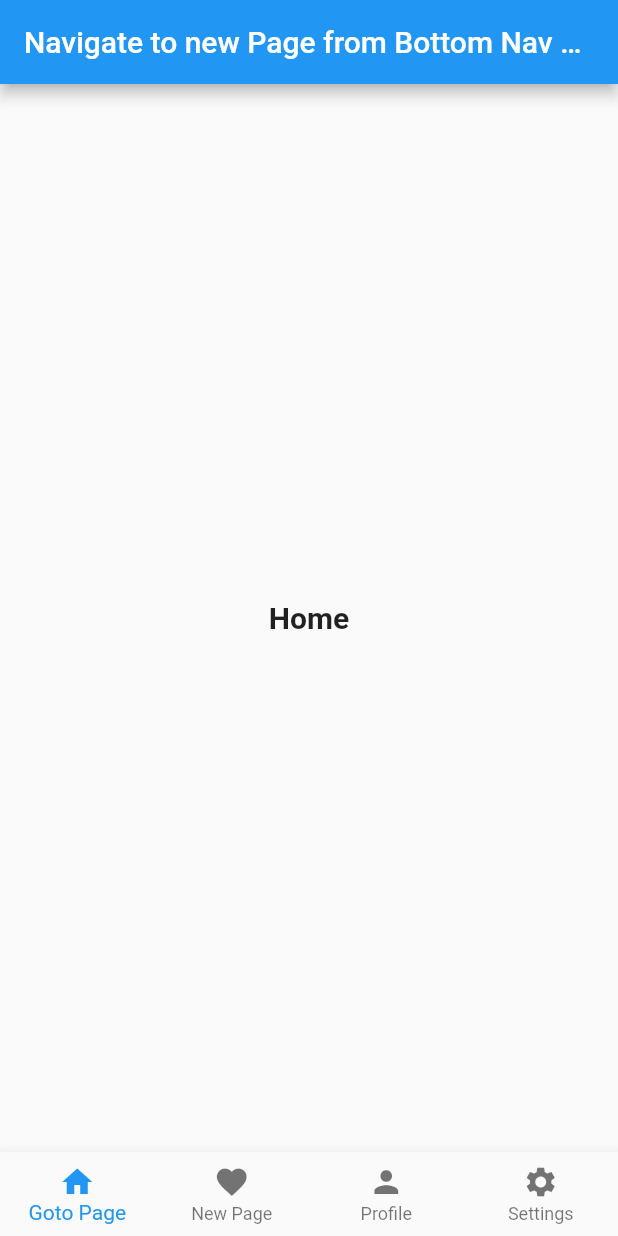
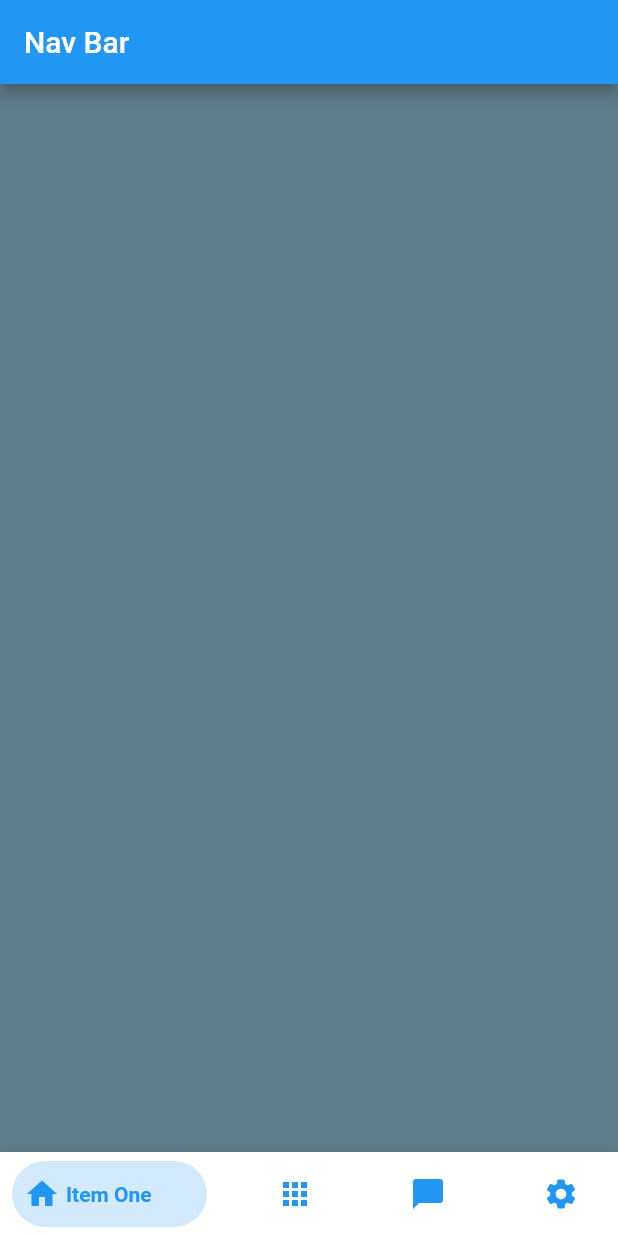
Before and after one commit to jkbngl/FFD, a Flutter app: the screen it shows after launch, on a phone screen of 412 x 824 dp. Run offline on Flutter 3.47's test engine with Material 2 defaults, Android fonts, the phone set to English and light mode, and no system bars; our stand-ins replace bottom_navy_bar.

Commit message:
#21 #11 first success with different pages on click of bottom nav bar

```diff
--- /dev/null
+++ b/flutter/ffd/lib/bottom_navy_bar.dart
@@ -0,0 +1,164 @@
+library bottom_navy_bar;
+
+import 'package:flutter/material.dart';
+import 'package:flutter/widgets.dart';
+
+class BottomNavyBar extends StatelessWidget {
+  final int selectedIndex;
+  final double iconSize;
+  final Color backgroundColor;
+  final bool showElevation;
+  final Duration animationDuration;
+  final List<BottomNavyBarItem> items;
+  final ValueChanged<int> onItemSelected;
+  final MainAxisAlignment mainAxisAlignment;
+  final double itemCornerRadius;
+
+  BottomNavyBar({
+    Key key,
+    this.selectedIndex = 0,
+    this.showElevation = true,
+    this.iconSize = 24,
+    this.backgroundColor,
+    this.itemCornerRadius = 50,
+    this.animationDuration = const Duration(milliseconds: 270),
+    this.mainAxisAlignment = MainAxisAlignment.spaceBetween,
+    @required this.items,
+    @required this.onItemSelected,
+  }) {
+    assert(items != null);
+    assert(items.length >= 2 && items.length <= 5);
+    assert(onItemSelected != null);
+  }
+
+  @override
+  Widget build(BuildContext context) {
+    final bgColor = (backgroundColor == null) ? Theme.of(context).bottomAppBarColor : backgroundColor;
+
+    return Container(
+      decoration: BoxDecoration(
+        color: bgColor,
+        boxShadow: [
+          if (showElevation)
+            const BoxShadow(
+              color: Colors.black12,
+              blurRadius: 2,
+            ),
+        ],
+      ),
+      child: SafeArea(
+        child: Container(
+          width: double.infinity,
+          height: 56,
+          padding: const EdgeInsets.symmetric(vertical: 6, horizontal: 8),
+          child: Row(
+            mainAxisAlignment: mainAxisAlignment,
+            children: items.map((item) {
+              var index = items.indexOf(item);
+              return GestureDetector(
+                onTap: () => onItemSelected(index),
+                child: _ItemWidget(
+                  item: item,
+                  iconSize: iconSize,
+                  isSelected: index == selectedIndex,
+                  backgroundColor: bgColor,
+                  itemCornerRadius: itemCornerRadius,
+                  animationDuration: animationDuration,
+                ),
+              );
+            }).toList(),
+          ),
+        ),
+      ),
+    );
+  }
+}
+
+class _ItemWidget extends StatelessWidget {
+  final double iconSize;
+  final bool isSelected;
+  final BottomNavyBarItem item;
+  final Color backgroundColor;
+  final double itemCornerRadius;
+  final Duration animationDuration;
+
+  const _ItemWidget(
+      {Key key,
+        @required this.item,
+        @required this.isSelected,
+        @required this.backgroundColor,
+        @required this.animationDuration,
+        @required this.itemCornerRadius,
+        @required this.iconSize})
+      : assert(isSelected != null),
+        assert(item != null),
+        assert(backgroundColor != null),
+        assert(animationDuration != null),
+        assert(itemCornerRadius != null),
+        assert(iconSize != null),
+        super(key: key);
+
+  @override
+  Widget build(BuildContext context) {
+    return AnimatedContainer(
+      width: isSelected ? 130 : 50,
+      height: double.maxFinite,
+      duration: animationDuration,
+      padding: EdgeInsets.only(left: 12),
+      decoration: BoxDecoration(
+        color: isSelected ? item.activeColor.withOpacity(0.2) : backgroundColor,
+        borderRadius: BorderRadius.circular(itemCornerRadius),
+      ),
+      child: ListView(
+        shrinkWrap: true,
+        physics: NeverScrollableScrollPhysics(),
+        scrollDirection: Axis.horizontal,
+        children: <Widget>[
+          Row(
+            mainAxisAlignment: MainAxisAlignment.start,
+            crossAxisAlignment: CrossAxisAlignment.center,
+            children: <Widget>[
+              Padding(
+                padding: const EdgeInsets.only(right: 8),
+                child: IconTheme(
+                  data: IconThemeData(
+                      size: iconSize,
+                      color: isSelected
+                          ? item.activeColor.withOpacity(1)
+                          : item.inactiveColor == null ? item.activeColor : item.inactiveColor),
+                  child: item.icon,
+                ),
+              ),
+              isSelected
+                  ? DefaultTextStyle.merge(
+                style: TextStyle(
+                  color: item.activeColor,
+                  fontWeight: FontWeight.bold,
+                ),
+                child: item.title,
+              )
+                  : SizedBox.shrink()
+            ],
+          )
+        ],
+      ),
+    );
+  }
+}
+
+class BottomNavyBarItem {
+  final Icon icon;
+  final Text title;
+  final Color activeColor;
+  final Color inactiveColor;
+
+  BottomNavyBarItem({
+    @required this.icon,
+    @required this.title,
+    this.activeColor = Colors.blue,
+    this.inactiveColor,
+  }) {
+    assert(icon != null);
+    assert(title != null);
+  }
+}
--- a/flutter/ffd/lib/main.dart
+++ b/flutter/ffd/lib/main.dart
@@ -1,29 +1,90 @@
+import 'package:bottom_navy_bar/bottom_navy_bar.dart';
 import 'package:flutter/material.dart';
-import 'route_to_new_page_bottom_nav_task-19.dart';
 
 void main() => runApp(MyApp());
 
 class MyApp extends StatelessWidget {
-  // This widget is the root of your application.
   @override
   Widget build(BuildContext context) {
     return MaterialApp(
       title: 'Flutter Demo',
-      debugShowCheckedModeBanner: false,
       theme: ThemeData(
-        // This is the theme of your application.
-        //
-        // Try running your application with "flutter run". You'll see the
-        // application has a blue toolbar. Then, without quitting the app, try
-        // changing the primarySwatch below to Colors.green and then invoke
-        // "hot reload" (press "r" in the console where you ran "flutter run",
-        // or simply save your changes to "hot reload" in a Flutter IDE).
-        // Notice that the counter didn't reset back to zero; the application
-        // is not restarted.
         primarySwatch: Colors.blue,
       ),
-      //home: MyHomePage(title: 'Flutter Demo Home Page'),
-      home: NavToNewPageBottomNav(),
+      home: MyHomePage(title: 'Flutter Demo Home Page'),
     );
   }
 }
+
+class MyHomePage extends StatefulWidget {
+  MyHomePage({Key key, this.title}) : super(key: key);
+
+  final String title;
+
+  @override
+  _MyHomePageState createState() => _MyHomePageState();
+}
+
+class _MyHomePageState extends State<MyHomePage> {
+
+  int _currentIndex = 0;
+  PageController _pageController;
+
+  @override
+  void initState() {
+    super.initState();
+    _pageController = PageController();
+  }
+
+  @override
+  void dispose() {
+    _pageController.dispose();
+    super.dispose();
+  }
+
+  @override
+  Widget build(BuildContext context) {
+    return Scaffold(
+      appBar: AppBar(title: Text("Nav Bar")),
+      body: SizedBox.expand(
+        child: PageView(
+          controller: _pageController,
+          onPageChanged: (index) {
+            setState(() => _currentIndex = index);
+          },
+          children: <Widget>[
+            Container(color: Colors.blueGrey,),
+            Container(color: Colors.red,),
+            Container(color: Colors.green,),
+            Container(color: Colors.blue,),
+          ],
+        ),
+      ),
+      bottomNavigationBar: BottomNavyBar(
+        selectedIndex: _currentIndex,
+        onItemSelected: (index) {
+          setState(() => _currentIndex = index);
+          _pageController.jumpToPage(index);
+        },
+        items: <BottomNavyBarItem>[
+          BottomNavyBarItem(
+              title: Text('Item One'),
+              icon: Icon(Icons.home)
+          ),
+          BottomNavyBarItem(
+              title: Text('Item One'),
+              icon: Icon(Icons.apps)
+          ),
+          BottomNavyBarItem(
+              title: Text('Item One'),
+              icon: Icon(Icons.chat_bubble)
+          ),
+          BottomNavyBarItem(
+              title: Text('Item One'),
+              icon: Icon(Icons.settings)
+          ),
+        ],
+      ),
+    );
+  }
+}
--- a/flutter/ffd/lib/route_to_new_page_bottom_nav_task-19.dart
+++ /dev/null
@@ -1,69 +0,0 @@
-import 'package:flutter/material.dart';
-
-class NavToNewPageBottomNav extends StatefulWidget {
-  @override
-  NavToNewPageBottomNavState createState() {
-    return new NavToNewPageBottomNavState();
-  }
-}
-
-class NavToNewPageBottomNavState extends State<NavToNewPageBottomNav> {
-  String text = 'Home';
-
-  _onTap(int index) {
-    Navigator.of(context)
-        .push(MaterialPageRoute<Null>(builder: (BuildContext context) {
-      return new NewPage();
-    }));
-  }
-
-  @override
-  Widget build(BuildContext context) {
-    return Scaffold(
-      appBar: AppBar(
-        title: Text("Navigate to new Page from Bottom Nav Bar Example"),
-      ),
-      body: Center(
-        child: Text(text,
-            style: TextStyle(
-              fontSize: 20,
-              fontWeight: FontWeight.bold,
-            )),
-      ),
-      bottomNavigationBar: BottomNavigationBar(
-        type: BottomNavigationBarType.fixed,
-        items: <BottomNavigationBarItem>[
-          BottomNavigationBarItem(
-            icon: Icon(Icons.home),
-            title: Text("Goto Page"),
-          ),
-          BottomNavigationBarItem(
-            icon: Icon(Icons.favorite),
-            title: Text("New Page"),
-          ),
-          BottomNavigationBarItem(
-            icon: Icon(Icons.person),
-            title: Text("Profile"),
-          ),
-          BottomNavigationBarItem(
-            icon: Icon(Icons.settings),
-            title: Text("Settings"),
-          ),
-        ],
-        onTap: _onTap,
-      ),
-    );
-  }
-}
-
-class NewPage extends StatelessWidget {
-  @override
-  Widget build(BuildContext context) {
-    return Scaffold(
-      appBar: AppBar(title: Text("New Page")),
-      body: Center(
-          child: Text("New Page",
-              style: TextStyle(fontSize: 21, fontWeight: FontWeight.bold))),
-    );
-  }
-}
```
